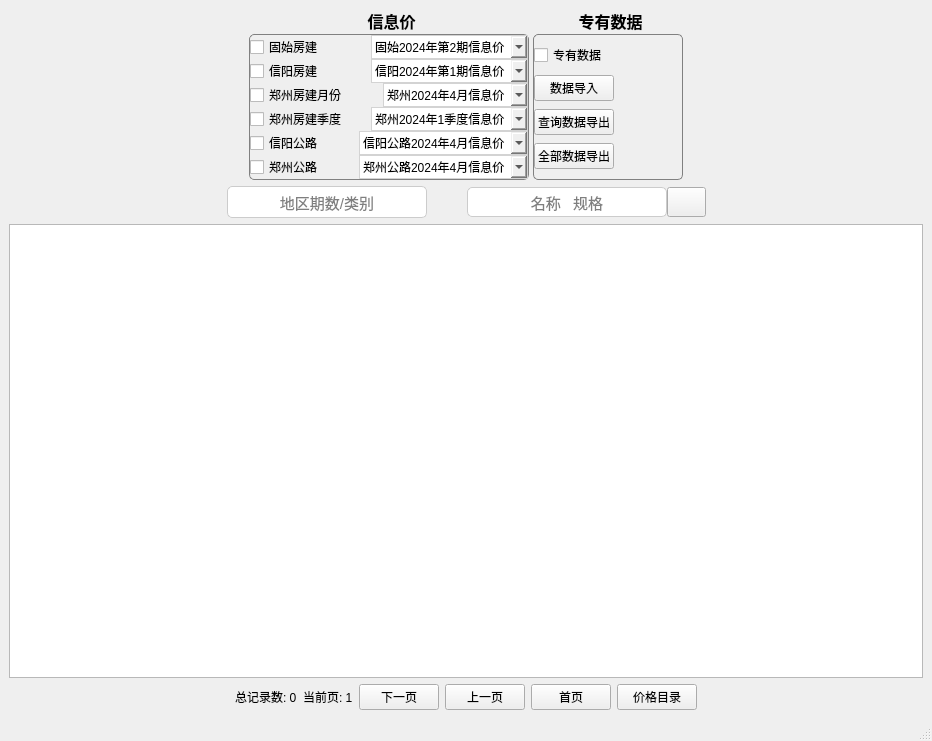
Old version of the form mainwindow.ui in the repository lialia691/cost_assistant.
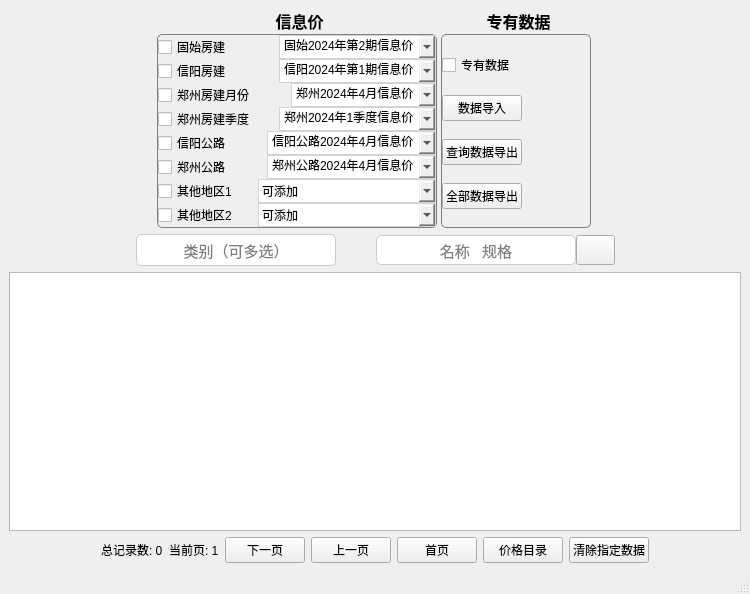
New version of the form. Icons and pictures are not drawn.

Diff of the .ui file:
```diff
--- a/mainwindow.ui
+++ b/mainwindow.ui
@@ -6,8 +6,8 @@
    <rect>
     <x>0</x>
     <y>0</y>
-    <width>932</width>
-    <height>741</height>
+    <width>750</width>
+    <height>594</height>
    </rect>
   </property>
   <property name="sizePolicy">
@@ -147,6 +147,9 @@
     padding: 3px;
 }</string>
              </property>
+             <property name="editable">
+              <bool>true</bool>
+             </property>
              <item>
               <property name="text">
                <string>固始2024年第2期信息价</string>
@@ -190,6 +193,9 @@
     padding: 3px;
 }</string>
              </property>
+             <property name="editable">
+              <bool>true</bool>
+             </property>
              <item>
               <property name="text">
                <string>信阳2024年第1期信息价</string>
@@ -228,6 +234,9 @@
     padding: 3px;
 }</string>
              </property>
+             <property name="editable">
+              <bool>true</bool>
+             </property>
              <item>
               <property name="text">
                <string>郑州2024年4月信息价</string>
@@ -271,6 +280,9 @@
     padding: 3px;
 }</string>
              </property>
+             <property name="editable">
+              <bool>true</bool>
+             </property>
              <item>
               <property name="text">
                <string>郑州2024年1季度信息价</string>
@@ -317,6 +329,9 @@
     padding: 3px;
 }</string>
              </property>
+             <property name="editable">
+              <bool>true</bool>
+             </property>
              <item>
               <property name="text">
                <string>信阳公路2024年4月信息价</string>
@@ -358,6 +373,9 @@
     padding: 3px;
 }</string>
              </property>
+             <property name="editable">
+              <bool>true</bool>
+             </property>
              <item>
               <property name="text">
                <string>郑州公路2024年4月信息价</string>
@@ -367,6 +385,72 @@
            </item>
           </layout>
          </item>
+         <item>
+          <layout class="QHBoxLayout" name="horizontalLayout_10">
+           <item>
+            <widget class="QCheckBox" name="checkBox_other1">
+             <property name="maximumSize">
+              <size>
+               <width>100</width>
+               <height>16777215</height>
+              </size>
+             </property>
+             <property name="text">
+              <string>其他地区1</string>
+             </property>
+            </widget>
+           </item>
+           <item>
+            <widget class="QComboBox" name="comboBox_other1">
+             <property name="styleSheet">
+              <string notr="true">QComboBox {
+    border: 1px solid lightgrey;
+    padding: 3px;
+}</string>
+             </property>
+             <property name="currentText">
+              <string/>
+             </property>
+             <property name="placeholderText">
+              <string>可添加</string>
+             </property>
+            </widget>
+           </item>
+          </layout>
+         </item>
+         <item>
+          <layout class="QHBoxLayout" name="horizontalLayout_11">
+           <item>
+            <widget class="QCheckBox" name="checkBox_other2">
+             <property name="maximumSize">
+              <size>
+               <width>100</width>
+               <height>16777215</height>
+              </size>
+             </property>
+             <property name="text">
+              <string>其他地区2</string>
+             </property>
+            </widget>
+           </item>
+           <item>
+            <widget class="QComboBox" name="comboBox_other2">
+             <property name="styleSheet">
+              <string notr="true">QComboBox {
+    border: 1px solid lightgrey;
+    padding: 3px;
+}</string>
+             </property>
+             <property name="currentText">
+              <string/>
+             </property>
+             <property name="placeholderText">
+              <string>可添加</string>
+             </property>
+            </widget>
+           </item>
+          </layout>
+         </item>
         </layout>
        </widget>
       </item>
@@ -613,7 +697,7 @@
          <set>Qt::AlignmentFlag::AlignCenter</set>
         </property>
         <property name="placeholderText">
-         <string>地区期数/类别</string>
+         <string>类别（可多选）</string>
         </property>
        </widget>
       </item>
@@ -861,6 +945,16 @@
         </property>
        </widget>
       </item>
+      <item>
+       <widget class="QPushButton" name="pushButton_clear_partial_data">
+        <property name="text">
+         <string>清除指定数据</string>
+        </property>
+        <property name="icon">
+         <iconset theme="QIcon::ThemeIcon::EditDelete"/>
+        </property>
+       </widget>
+      </item>
       <item>
        <spacer name="horizontalSpacer_2">
         <property name="orientation">
```
